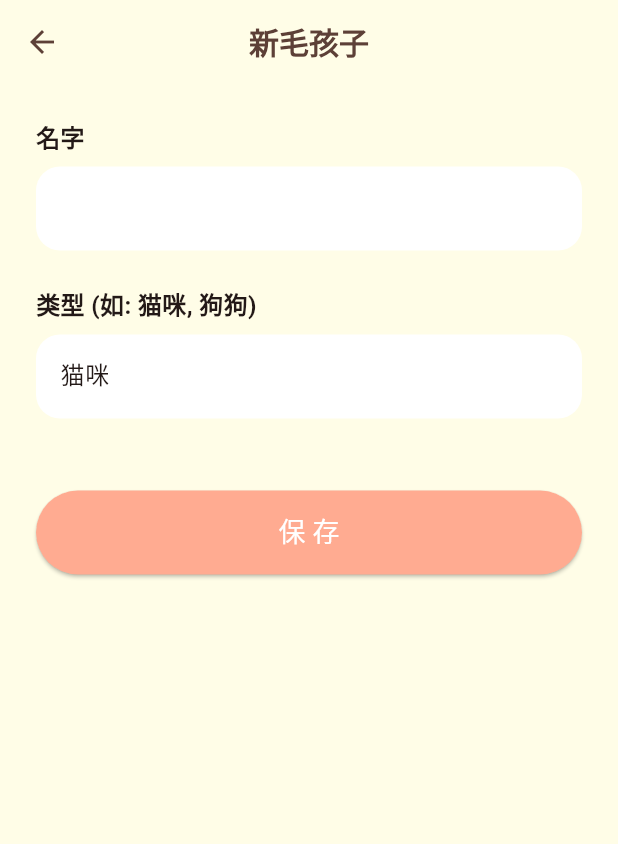
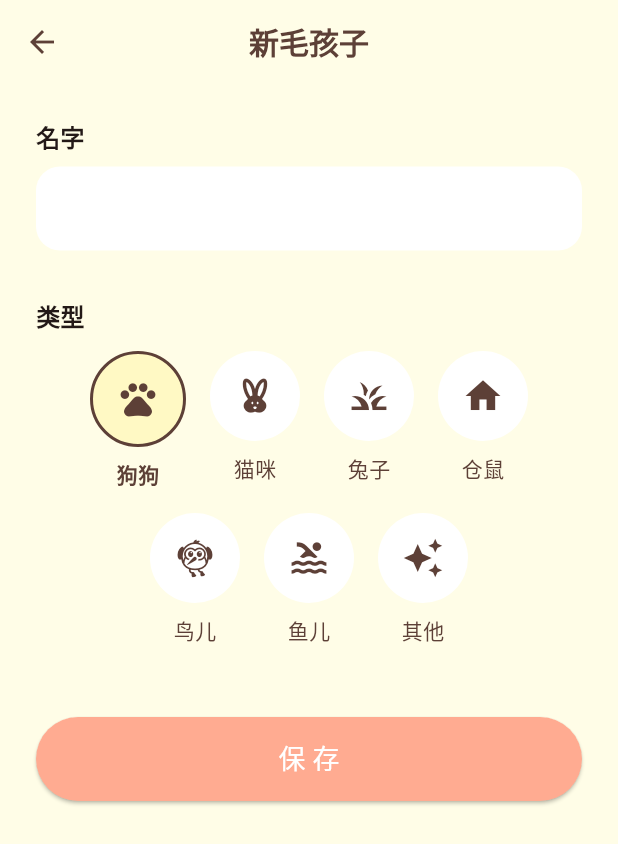
Before and after one commit to Juny09/pet_care, a Flutter app: the screen it shows after launch, after a tap on the "add" icon, on a phone screen of 412 x 824 dp. Shown: the top 844 px of the screen. Run offline on Flutter 3.47's test engine with Material 3 defaults, Android fonts, the phone set to English and light mode, and no system bars; our stand-ins replace shared_preferences.

Commit message:
Feature: Enhance Pet Type selection with icons and grid UI

```diff
--- a/lib/main.dart
+++ b/lib/main.dart
@@ -34,6 +34,25 @@ class Pet {
     return Pet(id: json['id'], name: json['name'], type: json['type']);
   }
 }
+
+/// 宠物类型定义
+class PetTypeDefinition {
+  final String label;
+  final IconData icon;
+  final Color color;
+
+  const PetTypeDefinition(this.label, this.icon, this.color);
+}
+
+const List<PetTypeDefinition> kPetTypes = [
+  PetTypeDefinition('狗狗', Icons.pets, kPastelYellow),
+  PetTypeDefinition('猫咪', Icons.cruelty_free, kPastelPink),
+  PetTypeDefinition('兔子', Icons.grass, kPastelGreen),
+  PetTypeDefinition('仓鼠', Icons.home, kPastelBlue),
+  PetTypeDefinition('鸟儿', Icons.flutter_dash, kPastelYellow),
+  PetTypeDefinition('鱼儿', Icons.pool, kPastelBlue),
+  PetTypeDefinition('其他', Icons.auto_awesome, kPastelGreen),
+];
 
 /// 事项类型枚举
 enum EventType {
@@ -393,6 +412,15 @@ class _HomePageState extends State<HomePage> {
     orElse: () => Pet(id: 'temp', name: '加载中...', type: ''),
   );
 
+  /// 根据类型获取图标
+  IconData _getPetIcon(String type) {
+    final def = kPetTypes.firstWhere(
+      (t) => t.label == type,
+      orElse: () => kPetTypes.last, // default to other
+    );
+    return def.icon;
+  }
+
   @override
   Widget build(BuildContext context) {
     return Scaffold(
@@ -498,6 +526,7 @@ class _HomePageState extends State<HomePage> {
 
           final pet = _pets[index];
           final isSelected = pet.id == _currentPetId;
+          final icon = _getPetIcon(pet.type);
 
           return GestureDetector(
             onTap: () {
@@ -532,7 +561,7 @@ class _HomePageState extends State<HomePage> {
                           : null,
                     ),
                     child: Icon(
-                      pet.type.contains('猫') ? Icons.pets : Icons.cruelty_free,
+                      icon,
                       size: isSelected ? 40 : 30,
                       color: kDarkText,
                     ),
@@ -858,6 +887,14 @@ class _PetListPageState extends State<PetListPage> {
     _loadPets();
   }
 
+  IconData _getPetIcon(String type) {
+    final def = kPetTypes.firstWhere(
+      (t) => t.label == type,
+      orElse: () => kPetTypes.last,
+    );
+    return def.icon;
+  }
+
   @override
   Widget build(BuildContext context) {
     return Scaffold(
@@ -879,10 +916,7 @@ class _PetListPageState extends State<PetListPage> {
                   ),
                   leading: CircleAvatar(
                     backgroundColor: kPastelYellow,
-                    child: Icon(
-                      pet.type.contains('猫') ? Icons.pets : Icons.cruelty_free,
-                      color: kDarkText,
-                    ),
+                    child: Icon(_getPetIcon(pet.type), color: kDarkText),
                   ),
                   title: Text(
                     pet.name,
@@ -974,16 +1008,21 @@ class PetEditPage extends StatefulWidget {
 
 class _PetEditPageState extends State<PetEditPage> {
   final TextEditingController _nameController = TextEditingController();
-  final TextEditingController _typeController = TextEditingController();
+  String _selectedType = kPetTypes.first.label;
 
   @override
   void initState() {
     super.initState();
     if (widget.pet != null) {
       _nameController.text = widget.pet!.name;
-      _typeController.text = widget.pet!.type;
-    } else {
-      _typeController.text = '猫咪'; // 默认值
+      _selectedType = widget.pet!.type;
+      // 确保选中的类型在列表中，否则默认为其他或保留原值（如果需要支持自定义）
+      if (!kPetTypes.any((t) => t.label == _selectedType)) {
+        // 如果不在列表中，可以选择添加一个临时选项或者归为“其他”
+        // 这里简单处理：如果匹配不到，就显示为“其他”，但实际上保存的值还是原值？
+        // 不，为了UI一致性，我们尽量匹配。如果匹配不到，默认第一个。
+        // 但考虑到旧数据可能只有“狗狗”或“猫咪”，我们应该能匹配到。
+      }
     }
   }
 
@@ -995,7 +1034,7 @@ class _PetEditPageState extends State<PetEditPage> {
       final updatedPet = Pet(
         id: widget.pet!.id,
         name: _nameController.text,
-        type: _typeController.text,
+        type: _selectedType,
       );
       await StorageService.updatePet(updatedPet);
     } else {
@@ -1003,7 +1042,7 @@ class _PetEditPageState extends State<PetEditPage> {
       final newPet = Pet(
         id: DateTime.now().millisecondsSinceEpoch.toString(),
         name: _nameController.text,
-        type: _typeController.text,
+        type: _selectedType,
       );
       await StorageService.addPet(newPet);
     }
@@ -1020,13 +1059,18 @@ class _PetEditPageState extends State<PetEditPage> {
           constraints: const BoxConstraints(maxWidth: 600),
           padding: const EdgeInsets.all(24),
           child: Column(
+            crossAxisAlignment: CrossAxisAlignment.stretch,
             children: [
               _buildTextField('名字', _nameController),
-              const SizedBox(height: 24),
-              _buildTextField('类型 (如: 猫咪, 狗狗)', _typeController),
+              const SizedBox(height: 32),
+              const Text(
+                '类型',
+                style: TextStyle(fontSize: 16, fontWeight: FontWeight.bold),
+              ),
+              const SizedBox(height: 12),
+              _buildTypeSelector(),
               const SizedBox(height: 48),
               SizedBox(
-                width: double.infinity,
                 height: 56,
                 child: ElevatedButton(
                   onPressed: _save,
@@ -1044,6 +1088,44 @@ class _PetEditPageState extends State<PetEditPage> {
           ),
         ),
       ),
+    );
+  }
+
+  Widget _buildTypeSelector() {
+    return Wrap(
+      spacing: 16,
+      runSpacing: 16,
+      alignment: WrapAlignment.center,
+      children: kPetTypes.map((typeDef) {
+        final isSelected = _selectedType == typeDef.label;
+        return GestureDetector(
+          onTap: () => setState(() => _selectedType = typeDef.label),
+          child: Column(
+            mainAxisSize: MainAxisSize.min,
+            children: [
+              Container(
+                padding: const EdgeInsets.all(16),
+                decoration: BoxDecoration(
+                  color: isSelected ? typeDef.color : Colors.white,
+                  shape: BoxShape.circle,
+                  border: isSelected
+                      ? Border.all(color: kDarkText, width: 2)
+                      : null,
+                ),
+                child: Icon(typeDef.icon, size: 28, color: kDarkText),
+              ),
+              const SizedBox(height: 8),
+              Text(
+                typeDef.label,
+                style: TextStyle(
+                  fontWeight: isSelected ? FontWeight.bold : FontWeight.normal,
+                  color: kDarkText,
+                ),
+              ),
+            ],
+          ),
+        );
+      }).toList(),
     );
   }
 
```
